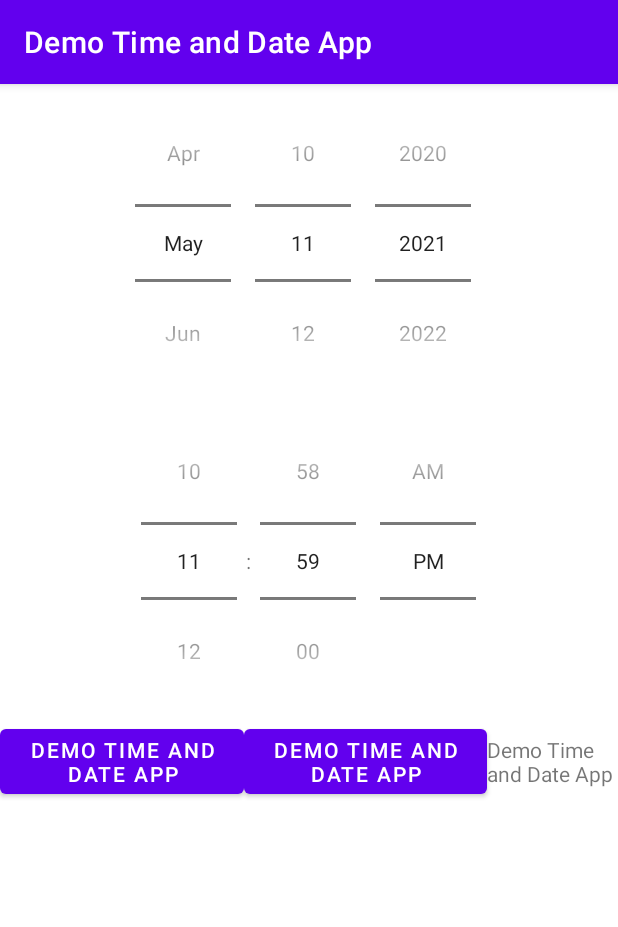
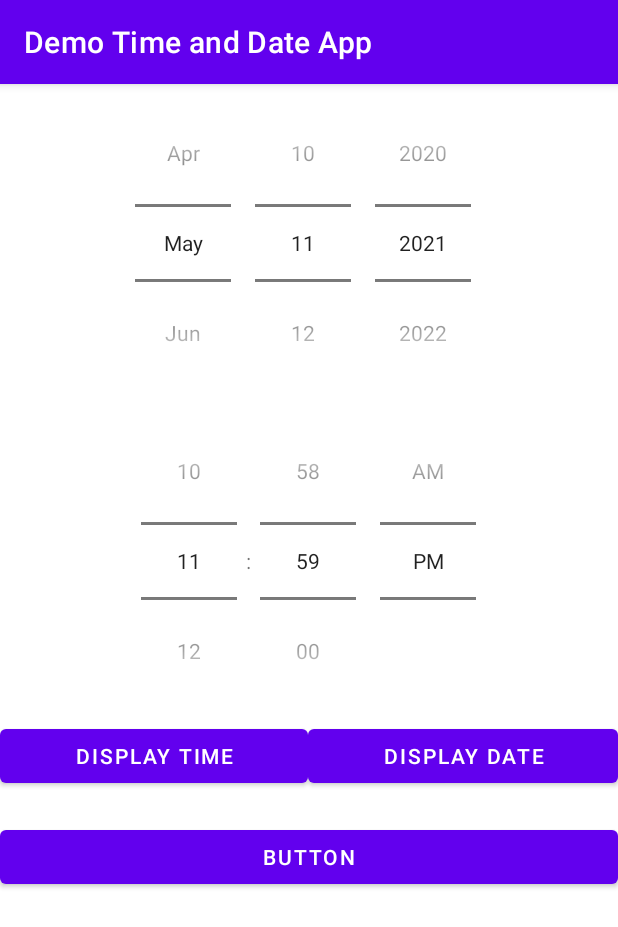
Before and after one commit to Kilmaa/DemoTimeandDateApp, an Android app: the screen it shows after launch (MainActivity), on a phone screen of 412 x 824 dp. Shown: the top 927 px of the screen. Run offline under Robolectric (Android 15) with nearby library versions, the phone set to English and light mode, and no system bars.

Commit message:
Final answer

```diff
--- a/app/src/main/java/sg/edu/rp/c346/id20022404/demotimeanddateapp/MainActivity.java
+++ b/app/src/main/java/sg/edu/rp/c346/id20022404/demotimeanddateapp/MainActivity.java
@@ -3,12 +3,54 @@ package sg.edu.rp.c346.id20022404.demotimeanddateapp;
 import androidx.appcompat.app.AppCompatActivity;
 
 import android.os.Bundle;
+import android.view.View;
+import android.widget.Button;
+import android.widget.DatePicker;
+import android.widget.TextView;
+import android.widget.TimePicker;
 
 public class MainActivity extends AppCompatActivity {
+    DatePicker dp;
+    TimePicker tp;
+    Button btnDisplayDate, btnDisplayTime, btnReset;
+    TextView tvDisplay;
 
     @Override
     protected void onCreate(Bundle savedInstanceState) {
         super.onCreate(savedInstanceState);
         setContentView(R.layout.activity_main);
+
+        dp = findViewById(R.id.datePicker);
+        tp = findViewById(R.id.timePicker);
+        btnDisplayDate = findViewById(R.id.buttonDisplayDate);
+        btnDisplayTime = findViewById(R.id.buttonDisplayTime);
+        btnReset = findViewById(R.id.buttonReset);
+        tvDisplay = findViewById(R.id.textViewDisplay);
+
+        btnDisplayTime.setOnClickListener(new View.OnClickListener() {
+            @Override
+            public void onClick(View v) {
+
+                String timeis = "Time is " + tp.getCurrentHour() + ":" + String.format("%02d", tp.getCurrentMinute());
+                tvDisplay.setText(timeis);
+            }
+        });
+
+        btnDisplayDate.setOnClickListener(new View.OnClickListener() {
+            @Override
+            public void onClick(View v) {
+                String dateis = "Date is " + dp.getDayOfMonth() + "/" + (dp.getMonth()+1) + "/" + dp.getYear();
+                tvDisplay.setText(dateis);
+            }
+        });
+
+        btnReset.setOnClickListener(new View.OnClickListener() {
+            @Override
+            public void onClick(View v) {
+                tp.setCurrentHour(0);
+                tp.setCurrentMinute(0);
+                dp.updateDate(2021, 0,1);
+            }
+        });
     }
 }
--- a/app/src/main/res/layout/activity_main.xml
+++ b/app/src/main/res/layout/activity_main.xml
@@ -32,11 +32,11 @@
                 android:orientation="horizontal">
 
                 <Button
-                    android:id="@+id/buttonDisplayName"
+                    android:id="@+id/buttonDisplayTime"
                     android:layout_width="wrap_content"
                     android:layout_height="wrap_content"
                     android:layout_weight="1"
-                    android:text="@string/dName" />
+                    android:text="@string/dTime" />
 
                 <Button
                     android:id="@+id/buttonDisplayDate"
@@ -45,13 +45,20 @@
                     android:layout_weight="1"
                     android:text="@string/dDate" />
 
-                <TextView
-                    android:id="@+id/textViewDisplay"
-                    android:layout_width="wrap_content"
-                    android:layout_height="wrap_content"
-                    android:layout_weight="1"
-                    android:text="@string/dResult" />
             </LinearLayout>
+
+            <TextView
+                android:id="@+id/textViewDisplay"
+                android:layout_width="match_parent"
+                android:layout_height="wrap_content"
+                android:layout_weight="1"
+                android:text="@string/dResult" />
+
+            <Button
+                android:id="@+id/buttonReset"
+                android:layout_width="match_parent"
+                android:layout_height="wrap_content"
+                android:text="Button" />
         </LinearLayout>
     </ScrollView>
 
--- a/app/src/main/res/values/strings.xml
+++ b/app/src/main/res/values/strings.xml
@@ -1,7 +1,8 @@
 <resources>
     <string name="app_name">Demo Time and Date App</string>
-    <string name="dName">Demo Time and Date App</string>
-    <string name="dDate">Demo Time and Date App</string>
-    <string name="dResult">Demo Time and Date App</string>
+    <string name="dTime">DISPLAY TIME</string>
+    <string name="dDate">DISPLAY DATE</string>
+    <string name="dResult"></string>
+    <string name="dReset">RESET</string>
 
 </resources>
```
